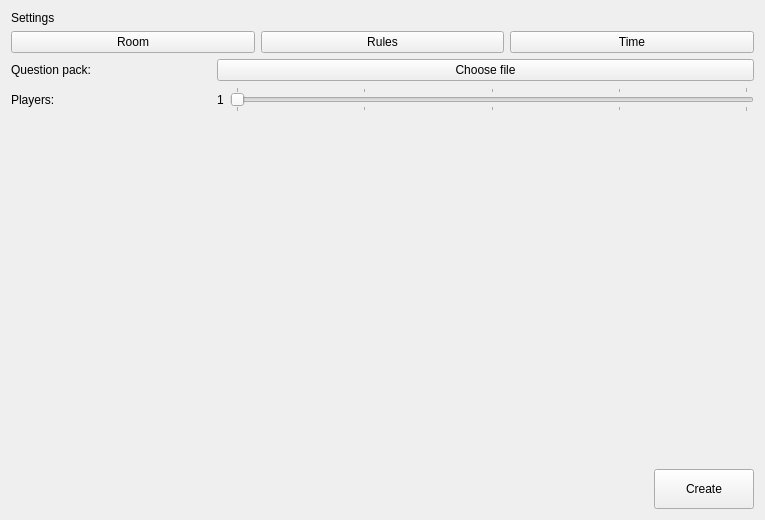
Old version of the form singleplayerscreen.ui in the repository VoiceShifter/SiGame.
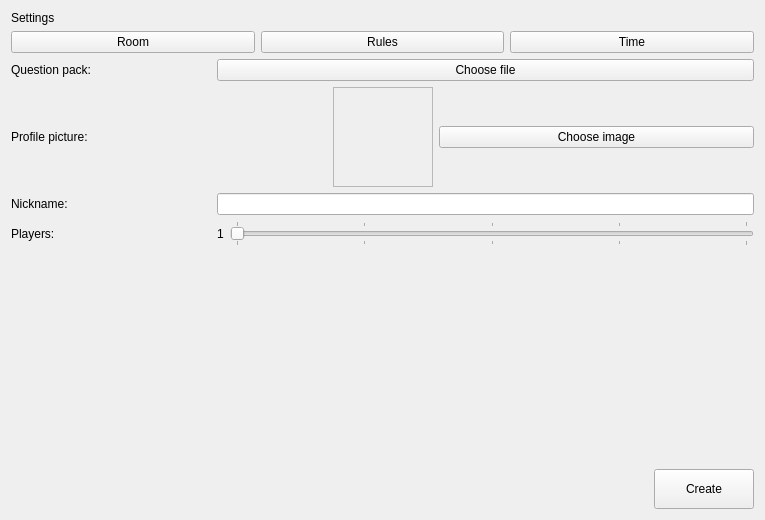
New version of the form.

Commit message: feat: pfp and cache

What changed in the file:
```diff
--- a/singleplayerscreen.ui
+++ b/singleplayerscreen.ui
@@ -82,6 +82,82 @@
      </item>
     </layout>
    </item>
+   <item>
+    <layout class="QHBoxLayout" name="profilePictureLayout">
+     <item>
+      <widget class="QLabel" name="profilePictureLabel">
+       <property name="minimumSize">
+        <size>
+         <width>200</width>
+         <height>0</height>
+        </size>
+       </property>
+       <property name="text">
+        <string>Profile picture:</string>
+       </property>
+      </widget>
+     </item>
+     <item>
+      <widget class="QLabel" name="profilePicturePreview">
+       <property name="minimumSize">
+        <size>
+         <width>100</width>
+         <height>100</height>
+        </size>
+       </property>
+       <property name="maximumSize">
+        <size>
+         <width>100</width>
+         <height>100</height>
+        </size>
+       </property>
+       <property name="frameShape">
+        <enum>QFrame::Shape::StyledPanel</enum>
+       </property>
+       <property name="text">
+        <string/>
+       </property>
+       <property name="scaledContents">
+        <bool>true</bool>
+       </property>
+       <property name="alignment">
+        <set>Qt::AlignmentFlag::AlignCenter</set>
+       </property>
+      </widget>
+     </item>
+     <item>
+      <widget class="QPushButton" name="pickProfilePictureButton">
+       <property name="text">
+        <string>Choose image</string>
+       </property>
+      </widget>
+     </item>
+    </layout>
+   </item>
+   <item>
+    <layout class="QHBoxLayout" name="nicknameLayout">
+     <item>
+      <widget class="QLabel" name="nicknameLabel">
+       <property name="minimumSize">
+        <size>
+         <width>200</width>
+         <height>0</height>
+        </size>
+       </property>
+       <property name="text">
+        <string>Nickname:</string>
+       </property>
+      </widget>
+     </item>
+     <item>
+      <widget class="QLineEdit" name="nicknameLineEdit">
+       <property name="alignment">
+        <set>Qt::AlignmentFlag::AlignCenter</set>
+       </property>
+      </widget>
+     </item>
+    </layout>
+   </item>
    <item>
     <layout class="QHBoxLayout" name="horizontalLayout_3">
      <item>
```
The commit also changes 2 other files.
